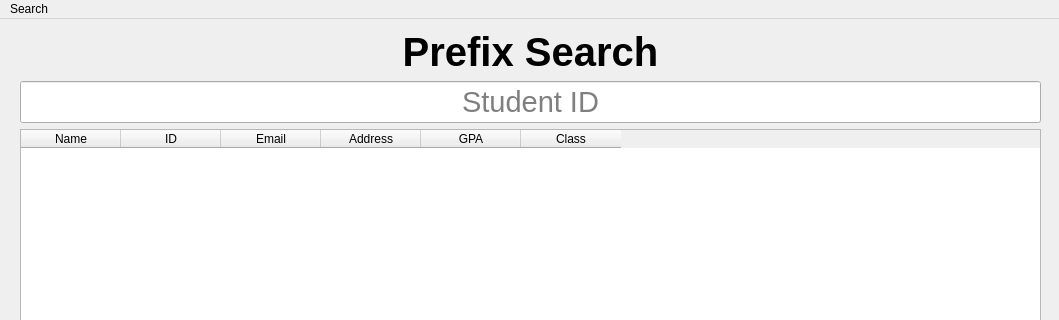
Old version of the form GUI/StudentManagementSystem/search.ui in the repository AppDevIn/StudentManagement; both pictures show x 0 to 1059 and y 0 to 320 of the 1059 by 775 pixel window.
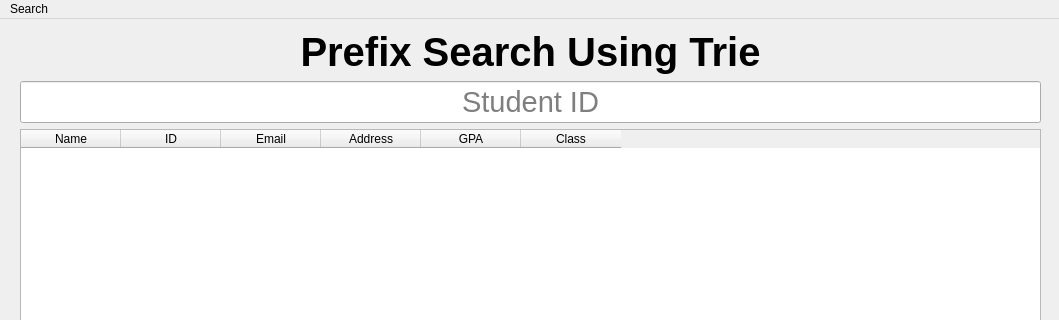
New version of the form.

Patch:
```diff
--- a/GUI/StudentManagementSystem/search.ui
+++ b/GUI/StudentManagementSystem/search.ui
@@ -34,7 +34,7 @@
         </font>
        </property>
        <property name="text">
-        <string>Prefix Search</string>
+        <string>Prefix Search Using Trie</string>
        </property>
        <property name="alignment">
         <set>Qt::AlignCenter</set>
```
